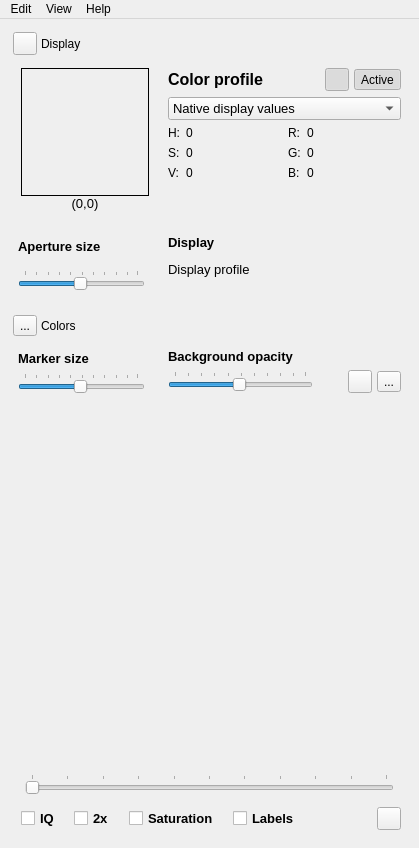
This is colorpicker.ui in mikaelsundell/colorpicker as Qt 5 draws it before an edit. The edited form follows.
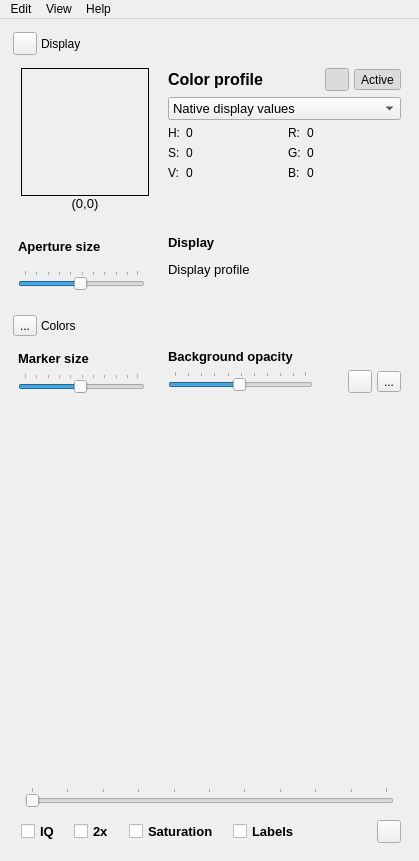
This is the edited form. Icons and pictures are not drawn. Custom widgets are drawn as their Qt base class.

Patch:
```diff
--- a/colorpicker.ui
+++ b/colorpicker.ui
@@ -7,7 +7,7 @@
     <x>0</x>
     <y>0</y>
     <width>419</width>
-    <height>848</height>
+    <height>861</height>
    </rect>
   </property>
   <property name="sizePolicy">
```
Left out of the diff: 4 changed lines with no effect on the pictures.
